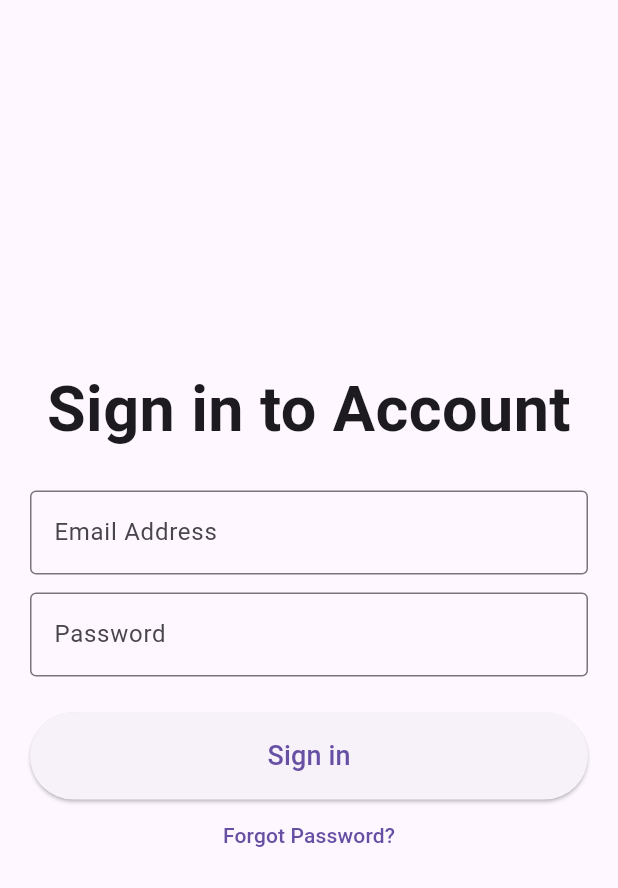
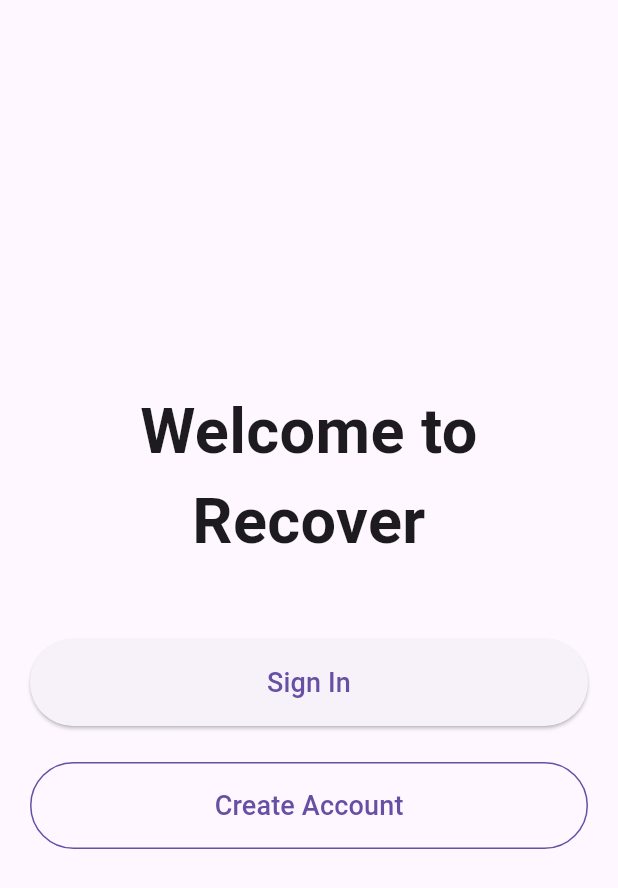
Before and after one commit to Thomas-Chambers/senior_design, a Flutter app: the screen it shows after launch, on a phone screen of 412 x 824 dp. Shown: the top 888 px of the screen. Run offline on Flutter 3.47's test engine with Material 3 defaults, Android fonts, the light colour scheme and no system bars; our stand-ins replace charts_flutter, table_calendar.

Commit message:
completed login user flow

```diff
--- a/lib/main.dart
+++ b/lib/main.dart
@@ -22,7 +22,7 @@ class MyApp extends StatelessWidget {
         theme: ThemeData(
           primarySwatch: Colors.blue,
         ),
-        initialRoute: RoutesName.login,
+        initialRoute: RoutesName.welcome,
         onGenerateRoute: Routes.generateRoute,
       ),
     );
--- a/lib/utils/routes/routes.dart
+++ b/lib/utils/routes/routes.dart
@@ -1,15 +1,27 @@
 import 'package:senior_design/utils/routes/routes_name.dart';
+import 'package:senior_design/views/screens/createaccount_view.dart';
+import 'package:senior_design/views/screens/doctoraccount_view.dart';
 import 'package:senior_design/views/screens/home_view.dart';
-import 'package:senior_design/views/screens/login_view.dart';
+import 'package:senior_design/views/screens/patientaccount_view.dart';
+import 'package:senior_design/views/screens/signin_view.dart';
 import 'package:flutter/material.dart';
+import 'package:senior_design/views/screens/welcome_view.dart';
 
 class Routes {
   static Route<dynamic> generateRoute(RouteSettings settings) {
     switch (settings.name) {
       case RoutesName.home:
         return MaterialPageRoute(builder: (context) => HomeView());
-      case RoutesName.login:
-        return MaterialPageRoute(builder: (context) => LoginView());
+      case RoutesName.welcome:
+        return MaterialPageRoute(builder: (context) => WelcomeView());
+      case RoutesName.signin:
+        return MaterialPageRoute(builder: (context) => SignInView());
+      case RoutesName.createAccount:
+        return MaterialPageRoute(builder: (context) => CreateAccountView());
+      case RoutesName.patientAccount:
+        return MaterialPageRoute(builder: (context) => PatientAccountView());
+      case RoutesName.doctorAccount:
+        return MaterialPageRoute(builder: (context) => DoctorAccountView());
       default:
         return MaterialPageRoute(builder: (context) {
           return const Scaffold(
--- a/lib/utils/routes/routes_name.dart
+++ b/lib/utils/routes/routes_name.dart
@@ -1,4 +1,8 @@
 class RoutesName {
-  static const String login = 'login_screen';
+  static const String signin = 'signin_screen';
   static const String home = 'home_screen';
+  static const String welcome = 'welcome_screen';
+  static const String createAccount = 'create_account_screen';
+  static const String patientAccount = 'patient_account_screen';
+  static const String doctorAccount = 'doctor_account_screen';
 }
--- a/lib/views/screens/login_view.dart
+++ b/lib/views/screens/signin_view.dart
@@ -2,14 +2,14 @@ import 'package:flutter/material.dart';
 import 'package:senior_design/view_models/auth_view_model.dart';
 import 'package:provider/provider.dart';
 
-class LoginView extends StatefulWidget {
-  const LoginView({Key? key}) : super(key: key);
+class SignInView extends StatefulWidget {
+  const SignInView({Key? key}) : super(key: key);
 
   @override
-  State<LoginView> createState() => _LoginViewState();
+  State<SignInView> createState() => _SignInViewState();
 }
 
-class _LoginViewState extends State<LoginView> {
+class _SignInViewState extends State<SignInView> {
   late TextEditingController _emailController;
   late TextEditingController _passwordController;
 
@@ -32,6 +32,16 @@ class _LoginViewState extends State<LoginView> {
     final authViewModel = Provider.of<AuthViewModel>(context);
 
     return Scaffold(
+      appBar: AppBar(
+        leading: IconButton(
+          icon: Icon(Icons.arrow_back),
+          onPressed: () => Navigator.of(context).pop(), // This line will handle the back navigation
+        ),
+        // title: Text('Sign In'), // Optionally, you can also add a title here
+        elevation: 0, // Removes the shadow under the app bar.
+        backgroundColor: Colors.transparent, // Sets the AppBar background color to transparent
+        foregroundColor: Theme.of(context).primaryColor, // Sets the icon color
+      ),
       body: Padding(
         padding: const EdgeInsets.all(20.0),
         child: Column(
@@ -43,7 +53,7 @@ class _LoginViewState extends State<LoginView> {
               'Sign in to Account',
               textAlign: TextAlign.center,
               style: TextStyle(
-                fontSize: 42.0,
+                fontSize: 32.0,
                 fontWeight: FontWeight.bold,
               ),
             ),
--- /dev/null
+++ b/lib/views/screens/welcome_view.dart
@@ -0,0 +1,65 @@
+import 'package:flutter/material.dart';
+import 'package:provider/provider.dart';
+import 'package:senior_design/view_models/auth_view_model.dart';
+import 'package:senior_design/utils/routes/routes_name.dart';
+
+class WelcomeView extends StatefulWidget {
+  const WelcomeView({Key? key}) : super(key: key);
+
+  @override
+  State<WelcomeView> createState() => _WelcomeViewState();
+}
+
+class _WelcomeViewState extends State<WelcomeView> {
+  @override
+  Widget build(BuildContext context) {
+    final authViewModel = Provider.of<AuthViewModel>(context);
+
+    return Scaffold(
+      body: Padding(
+        padding: const EdgeInsets.all(20.0),
+        child: Column(
+          mainAxisAlignment: MainAxisAlignment.center,
+          crossAxisAlignment: CrossAxisAlignment.stretch,
+          children: [
+            Spacer(), // Add a Spacer to push everything towards the bottom
+            const Text(
+              'Welcome to Recover',
+              textAlign: TextAlign.center,
+              style: TextStyle(
+                fontSize: 42.0,
+                fontWeight: FontWeight.bold,
+              ),
+            ),
+            const SizedBox(height: 48.0), // Increased space for aesthetic purposes
+            ElevatedButton(
+              onPressed: () {
+                // Navigate to the SignIn view or perform sign-in action
+                Navigator.of(context).pushNamed(RoutesName.signin);
+              },
+              child: const Padding(
+                padding: EdgeInsets.all(16.0),
+                child: Text('Sign In', style: TextStyle(fontSize: 18)),
+              ),
+            ),
+            const SizedBox(height: 24.0), // Spacing between buttons
+            OutlinedButton(
+              onPressed: () {
+                // Navigate to the Create Account view or perform account creation action
+                Navigator.of(context).pushNamed(RoutesName.createAccount);
+              },
+              child: const Padding(
+                padding: EdgeInsets.all(16.0),
+                child: Text('Create Account', style: TextStyle(fontSize: 18)),
+              ),
+              style: OutlinedButton.styleFrom(
+                side: BorderSide(color: Theme.of(context).primaryColor), // Adding outline
+              ),
+            ),
+            Spacer(flex: 1), // Optionally, adjust the flex to manage the space distribution
+          ],
+        ),
+      ),
+    );
+  }
+}
```
Also changed, not shown: lib/views/screens/createaccount_view.dart (added, +185 -0 lines), lib/views/screens/doctoraccount_view.dart (added, +140 -0 lines), lib/views/screens/patientaccount_view.dart (added, +146 -0 lines).
